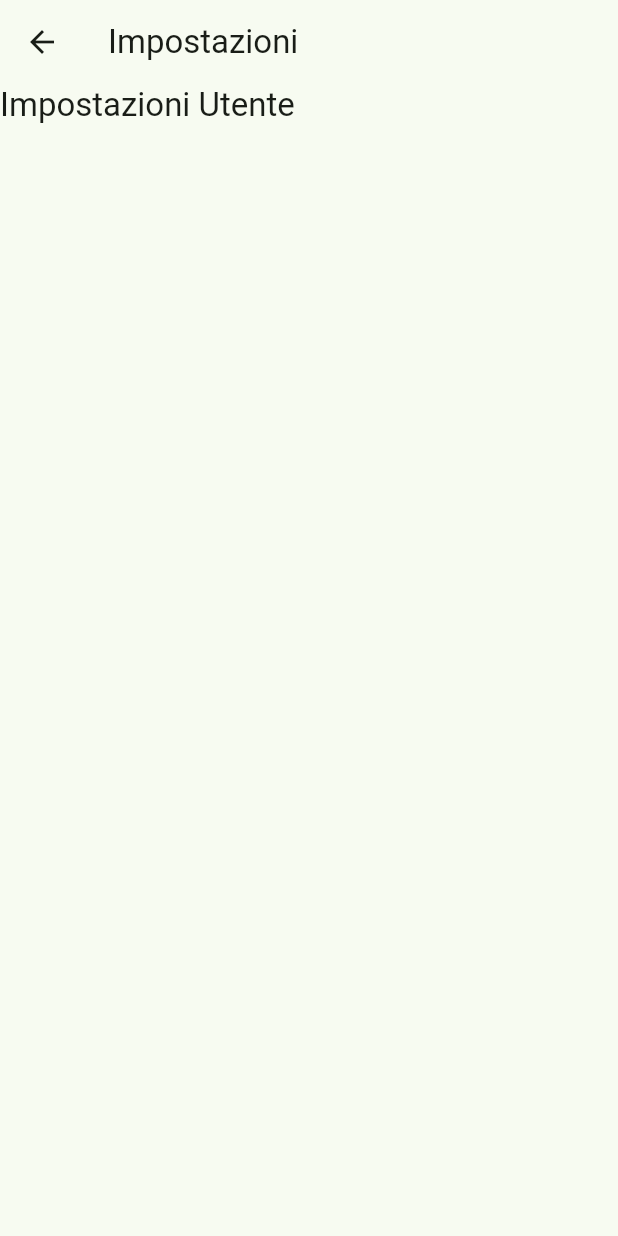
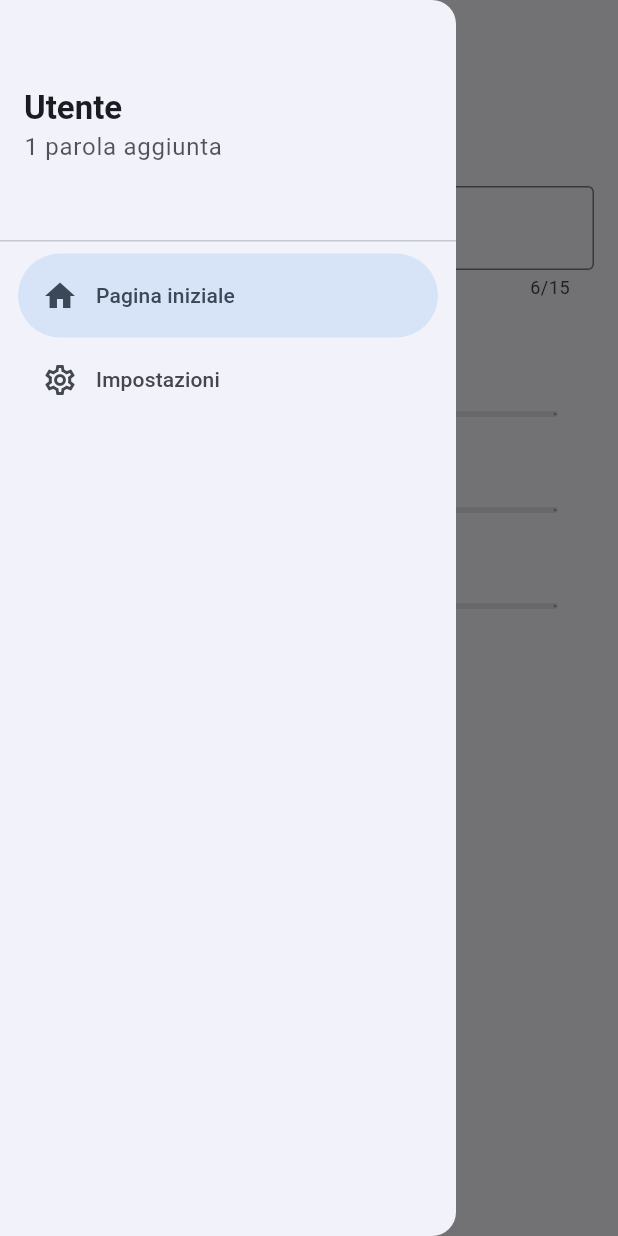
Before and after one commit to fabio-vokrri/aphasia, a Flutter app: the SettingsPage screen opened directly, with the side drawer open (before the commit the screen has no drawer), on a phone screen of 412 x 824 dp. Run offline on Flutter 3.47's test engine with Material 3 defaults, Android fonts, the light colour scheme and no system bars; our stand-ins replace flutter_tts, image_picker, shared_preferences, sqflite; accounts and stored records are empty.

Commit message:
added settings page

```diff
--- a/lib/constants.dart
+++ b/lib/constants.dart
@@ -1,3 +1,5 @@
+import 'package:flutter/material.dart';
+
 const double goldenRatio = 1.61803398875;
 
 const int kDuration = 500;
@@ -8,3 +10,6 @@ const double kBoxSize = 96.0;
 const double kSmallSize = 8.0;
 const double kMediumSize = kSmallSize * 2;
 const double kLargeSize = kMediumSize * 2;
+
+const Color kBaseColor = Colors.blue;
+const Color kEditColor = Colors.red;
--- a/lib/providers/edit_mode_provider.dart
+++ b/lib/providers/edit_mode_provider.dart
@@ -1,3 +1,4 @@
+import 'package:aphasia/constants.dart';
 import 'package:flutter/material.dart';
 
 class EditModeProvider extends ChangeNotifier {
@@ -16,5 +17,5 @@ class EditModeProvider extends ChangeNotifier {
   }
 
   bool get isEditMode => _isEditMode;
-  Color get getColor => _isEditMode ? Colors.red : Colors.green;
+  Color get getColor => _isEditMode ? kEditColor : kBaseColor;
 }
--- a/lib/providers/page_provider.dart
+++ b/lib/providers/page_provider.dart
@@ -4,7 +4,7 @@ import 'package:flutter/material.dart';
 
 class PageProvider extends ChangeNotifier {
   int _index = 0;
-  final List<Widget> _pages = const [HomePage(), SettingsPage()];
+  final List<Widget> _pages = [const HomePage(), SettingsPage()];
 
   void setIndexTo(int index) {
     _index = index;
--- a/lib/view/components/word_label.dart
+++ b/lib/view/components/word_label.dart
@@ -20,7 +20,7 @@ class WordLabel extends StatelessWidget {
       decoration: BoxDecoration(color: theme.primaryColor),
       child: Text(
         word.content,
-        style: theme.textTheme.titleLarge!.copyWith(
+        style: theme.textTheme.titleMedium!.copyWith(
           color: theme.colorScheme.onPrimary,
         ),
         overflow: TextOverflow.fade,
--- a/lib/view/pages/home.dart
+++ b/lib/view/pages/home.dart
@@ -1,5 +1,6 @@
 import 'package:aphasia/constants.dart';
 import 'package:aphasia/providers/edit_mode_provider.dart';
+import 'package:aphasia/providers/page_provider.dart';
 import 'package:aphasia/providers/user_provider.dart';
 import 'package:aphasia/providers/word_provider.dart';
 import 'package:aphasia/view/components/add_word_fab.dart';
@@ -51,11 +52,10 @@ class _HomePageState extends State<HomePage> {
                 : const Icon(Icons.edit),
             tooltip: "Modifica",
           ),
-          IconButton(onPressed: () {}, icon: const Icon(Icons.more_vert)),
           const SizedBox(width: kMediumSize),
         ],
       ),
-      // drawer: const CustomDrawer(),
+      drawer: const CustomDrawer(),
       body: FutureBuilder(
         future: wordProvider.isInitCompleted,
         builder: (context, snapshot) {
@@ -113,57 +113,59 @@ class _HomePageState extends State<HomePage> {
   }
 }
 
-// class CustomDrawer extends StatelessWidget {
-//   const CustomDrawer({super.key});
+class CustomDrawer extends StatelessWidget {
+  const CustomDrawer({super.key});
 
-//   @override
-//   Widget build(BuildContext context) {
-//     final pageProvider = Provider.of<PageProvider>(context);
-//     final wordProvider = Provider.of<WordProvider>(context);
-//     final theme = Theme.of(context);
+  @override
+  Widget build(BuildContext context) {
+    final pageProvider = Provider.of<PageProvider>(context);
+    final wordProvider = Provider.of<WordProvider>(context);
+    final theme = Theme.of(context);
 
-//     return NavigationDrawer(
-//       selectedIndex: pageProvider.getIndex,
-//       onDestinationSelected: (int index) {
-//         pageProvider.setIndexTo(index);
-//         Navigator.of(context).pushReplacement(
-//           MaterialPageRoute(builder: (context) => pageProvider.getPage),
-//         );
-//       },
-//       children: [
-//         DrawerHeader(
-//           child: Align(
-//             alignment: Alignment.centerLeft,
-//             child: Text.rich(
-//               TextSpan(
-//                 text: "${UserProvider.getUserName}\n",
-//                 style: theme.textTheme.titleLarge!.copyWith(
-//                   fontWeight: FontWeight.bold,
-//                 ),
-//                 children: [
-//                   TextSpan(
-//                     text: wordProvider.getWordsCountString(),
-//                     style: theme.textTheme.bodyLarge!.copyWith(
-//                       color: theme.colorScheme.onBackground.withOpacity(0.75),
-//                     ),
-//                   )
-//                 ],
-//               ),
-//               overflow: TextOverflow.ellipsis,
-//             ),
-//           ),
-//         ),
-//         const NavigationDrawerDestination(
-//           icon: Icon(Icons.home_outlined),
-//           selectedIcon: Icon(Icons.home),
-//           label: Text("Pagina iniziale"),
-//         ),
-//         const NavigationDrawerDestination(
-//           icon: Icon(Icons.settings_outlined),
-//           selectedIcon: Icon(Icons.settings),
-//           label: Text("Impostazioni"),
-//         ),
-//       ],
-//     );
-//   }
-// }
+    return NavigationDrawer(
+      selectedIndex: pageProvider.getIndex,
+      onDestinationSelected: (int index) {
+        if (pageProvider.getIndex != index) {
+          pageProvider.setIndexTo(index);
+          Navigator.of(context).pushReplacement(
+            MaterialPageRoute(builder: (context) => pageProvider.getPage),
+          );
+        }
+      },
+      children: [
+        DrawerHeader(
+          child: Align(
+            alignment: Alignment.centerLeft,
+            child: Text.rich(
+              TextSpan(
+                text: "${UserProvider.getUserName}\n",
+                style: theme.textTheme.titleLarge!.copyWith(
+                  fontWeight: FontWeight.bold,
+                ),
+                children: [
+                  TextSpan(
+                    text: wordProvider.getWordsCountString(),
+                    style: theme.textTheme.bodyLarge!.copyWith(
+                      color: theme.colorScheme.onBackground.withOpacity(0.75),
+                    ),
+                  )
+                ],
+              ),
+              overflow: TextOverflow.ellipsis,
+            ),
+          ),
+        ),
+        const NavigationDrawerDestination(
+          icon: Icon(Icons.home_outlined),
+          selectedIcon: Icon(Icons.home),
+          label: Text("Pagina iniziale"),
+        ),
+        const NavigationDrawerDestination(
+          icon: Icon(Icons.settings_outlined),
+          selectedIcon: Icon(Icons.settings),
+          label: Text("Impostazioni"),
+        ),
+      ],
+    );
+  }
+}
--- a/lib/view/pages/settings_page.dart
+++ b/lib/view/pages/settings_page.dart
@@ -1,8 +1,21 @@
 import 'package:aphasia/constants.dart';
+import 'package:aphasia/providers/user_provider.dart';
+import 'package:aphasia/view/pages/home.dart';
 import 'package:flutter/material.dart';
 
-class SettingsPage extends StatelessWidget {
+class SettingsPage extends StatefulWidget {
   const SettingsPage({super.key});
+
+  @override
+  State<SettingsPage> createState() => _SettingsPageState();
+}
+
+class _SettingsPageState extends State<SettingsPage> {
+  final textController = TextEditingController(text: UserProvider.getUserName);
+
+  double _volumeValue = 0.5;
+  double _speedValue = 0.5;
+  double _toneValue = 0.5;
 
   @override
   Widget build(BuildContext context) {
@@ -10,21 +23,91 @@ class SettingsPage extends StatelessWidget {
 
     return Scaffold(
       appBar: AppBar(title: const Text("Impostazioni")),
-      // drawer: const CustomDrawer(),
-      body: Column(
-        children: [
-          Row(
-            crossAxisAlignment: CrossAxisAlignment.center,
+      drawer: const CustomDrawer(),
+      body: Padding(
+        padding: const EdgeInsets.all(kMediumSize),
+        child: SingleChildScrollView(
+          child: Column(
+            crossAxisAlignment: CrossAxisAlignment.start,
             children: [
               Text(
                 "Impostazioni Utente",
-                style: theme.textTheme.titleLarge,
+                style: TextStyle(color: theme.primaryColor),
               ),
-              const SizedBox(width: kMediumSize),
-              const Divider(),
+              const SizedBox(height: kLargeSize),
+              TextFormField(
+                maxLength: 15,
+                controller: textController,
+                decoration: const InputDecoration(
+                  prefixIcon: Icon(Icons.person),
+                  border: OutlineInputBorder(),
+                  label: Text("Modifica il tuo nome utente"),
+                ),
+                onFieldSubmitted: (String newName) {
+                  if (newName.isNotEmpty) {
+                    UserProvider.setUserName(newName);
+                  }
+                },
+              ),
+              const SizedBox(height: kMediumSize),
+              Text(
+                "Impostazioni Voce",
+                style: TextStyle(color: theme.primaryColor),
+              ),
+              const SizedBox(height: kMediumSize),
+              Row(
+                mainAxisSize: MainAxisSize.max,
+                children: [
+                  const Icon(Icons.volume_up_rounded),
+                  Expanded(
+                    child: Slider(
+                      label: "Volume: ${(_volumeValue * 100).toInt()}%",
+                      divisions: 4,
+                      value: _volumeValue,
+                      onChanged: (double value) {
+                        setState(() => _volumeValue = value);
+                      },
+                    ),
+                  ),
+                ],
+              ),
+              const SizedBox(height: kMediumSize),
+              Row(
+                mainAxisSize: MainAxisSize.max,
+                children: [
+                  const Icon(Icons.speed),
+                  Expanded(
+                    child: Slider(
+                      label: "Velocità: ${_speedValue + 0.5}x",
+                      divisions: 4,
+                      value: _speedValue,
+                      onChanged: (double value) {
+                        setState(() => _speedValue = value);
+                      },
+                    ),
+                  ),
+                ],
+              ),
+              const SizedBox(height: kMediumSize),
+              Row(
+                mainAxisSize: MainAxisSize.max,
+                children: [
+                  const Icon(Icons.record_voice_over),
+                  Expanded(
+                    child: Slider(
+                      label: "Tono: ${(_toneValue * 100).toInt()}%",
+                      divisions: 4,
+                      value: _toneValue,
+                      onChanged: (double value) {
+                        setState(() => _toneValue = value);
+                      },
+                    ),
+                  ),
+                ],
+              ),
             ],
           ),
-        ],
+        ),
       ),
     );
   }
--- a/lib/view/pages/welcome.dart
+++ b/lib/view/pages/welcome.dart
@@ -155,9 +155,7 @@ class _SecondWelcomePageState extends State<SecondWelcomePage> {
               prefixIconColor: theme.colorScheme.onPrimary,
               label: Text(
                 "Inserisci il tuo nome",
-                style: theme.textTheme.bodyLarge!.copyWith(
-                  color: theme.colorScheme.onPrimary,
-                ),
+                style: TextStyle(color: theme.colorScheme.onPrimary),
               ),
               prefixIcon: const Icon(Icons.person),
             ),
@@ -166,8 +164,8 @@ class _SecondWelcomePageState extends State<SecondWelcomePage> {
           Align(
             alignment: Alignment.bottomRight,
             child: FloatingActionButton.extended(
-              backgroundColor: theme.primaryColor,
-              foregroundColor: theme.colorScheme.onPrimary,
+              backgroundColor: theme.colorScheme.onPrimary,
+              foregroundColor: theme.primaryColor,
               label: const Row(
                 children: [
                   Text("Incominciamo"),
```
